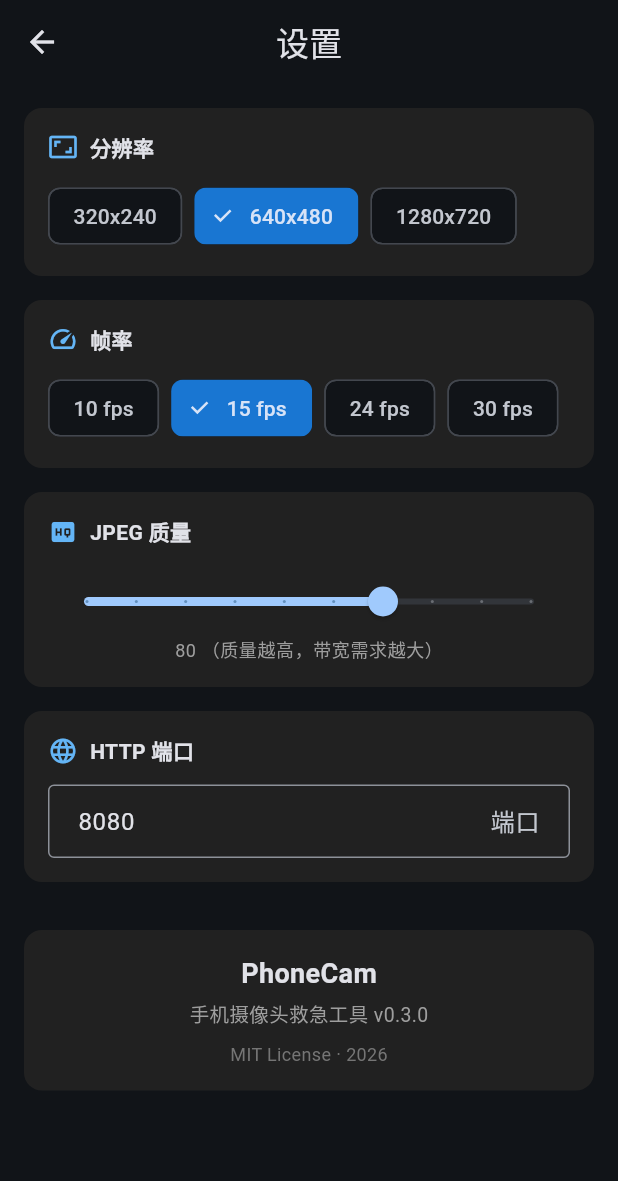
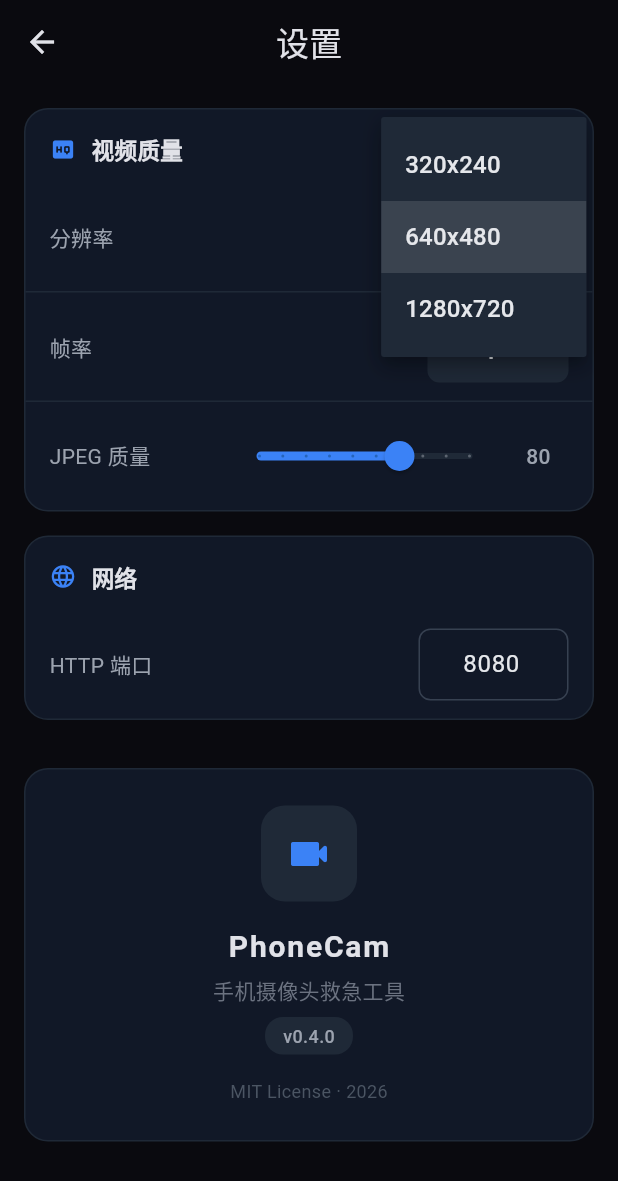
Before and after one commit to 23dzlqhu1/phonecam, a Flutter app: the SettingsPage screen opened directly, after a tap on "640x480", on a phone screen of 412 x 824 dp. Shown: the top 1181 px of the screen. Run offline on Flutter 3.47's test engine with Material 3 defaults, Android fonts, the phone set to English and light mode, and no system bars; our stand-ins replace camera, multicast_dns.

Commit message:
style: 优化 UI 设计
手机端:
- home_page.dart: 深色主题、圆形状态指示器、渐变动效
- settings_page.dart: 卡片式设置项、滑块优化、关于页面

电脑端:
- gui.py: 深色主题、状态指示灯、简洁布局

设计风格:
- 深色背景 (#0a0a0f)
- 蓝色主色调 (#3b82f6)
- 圆角卡片、无边框按钮
- 简洁现代的视觉风格

```diff
--- a/phone/lib/ui/home_page.dart
+++ b/phone/lib/ui/home_page.dart
@@ -1,7 +1,7 @@
 import 'package:flutter/material.dart';
 import 'settings_page.dart';
 
-/// 主页面
+/// 主页面 - 简洁现代设计
 class HomePage extends StatefulWidget {
   final VoidCallback onStartStreaming;
   final VoidCallback onStopStreaming;
@@ -34,7 +34,7 @@
     super.initState();
     _pulseController = AnimationController(
       vsync: this,
-      duration: const Duration(seconds: 1),
+      duration: const Duration(seconds: 2),
     )..repeat(reverse: true);
   }
 
@@ -47,12 +47,21 @@
   @override
   Widget build(BuildContext context) {
     return Scaffold(
+      backgroundColor: const Color(0xFF0A0A0F),
       appBar: AppBar(
-        title: const Text('PhoneCam'),
+        backgroundColor: Colors.transparent,
+        elevation: 0,
+        title: const Text(
+          'PhoneCam',
+          style: TextStyle(
+            fontWeight: FontWeight.w600,
+            letterSpacing: 1.2,
+          ),
+        ),
         centerTitle: true,
         actions: [
           IconButton(
-            icon: const Icon(Icons.settings),
+            icon: const Icon(Icons.settings_outlined),
             onPressed: () {
               Navigator.push(
                 context,
@@ -68,37 +77,23 @@
           child: Column(
             children: [
               const Spacer(flex: 1),
-
-              // 推流状态指示
               _buildStatusIndicator(),
-
-              const SizedBox(height: 32),
-
-              // 主按钮
+              const SizedBox(height: 40),
               _buildStreamButton(),
-
               const SizedBox(height: 24),
-
-              // 服务器地址
               if (widget.serverUrl != null) _buildUrlCard(),
-
               const SizedBox(height: 16),
-
-              // 连接数
               if (widget.isStreaming)
                 Text(
-                  '连接设备: ${widget.clientCount}',
-                  style: Theme.of(context).textTheme.bodyMedium?.copyWith(
-                    color: Colors.grey,
+                  '${widget.clientCount} 台设备已连接',
+                  style: const TextStyle(
+                    color: Color(0xFF6B7280),
+                    fontSize: 14,
                   ),
                 ),
-
               const Spacer(flex: 2),
-
-              // 底部提示
               _buildTip(),
-
-              const SizedBox(height: 16),
+              const SizedBox(height: 24),
             ],
           ),
         ),
@@ -110,41 +105,61 @@
     final isStreaming = widget.isStreaming;
     return Column(
       children: [
-        // 动画圆圈
         AnimatedBuilder(
           animation: _pulseController,
           builder: (context, child) {
-            final scale = isStreaming ? 1.0 + _pulseController.value * 0.05 : 1.0;
-            return Transform.scale(
-              scale: scale,
-              child: Container(
-                width: 120,
-                height: 120,
-                decoration: BoxDecoration(
-                  shape: BoxShape.circle,
+            final opacity = isStreaming
+                ? 0.3 + _pulseController.value * 0.2
+                : 0.1;
+            return Container(
+              width: 140,
+              height: 140,
+              decoration: BoxDecoration(
+                shape: BoxShape.circle,
+                gradient: RadialGradient(
+                  colors: [
+                    (isStreaming ? Colors.red : Colors.grey).withOpacity(opacity),
+                    Colors.transparent,
+                  ],
+                ),
+                border: Border.all(
                   color: isStreaming
-                      ? Colors.red.withOpacity(0.15)
-                      : Colors.grey.withOpacity(0.1),
-                  border: Border.all(
-                    color: isStreaming ? Colors.red : Colors.grey.shade600,
-                    width: 3,
+                      ? const Color(0xFFEF4444)
+                      : const Color(0xFF374151),
+                  width: 2,
+                ),
+              ),
+              child: Center(
+                child: Container(
+                  width: 100,
+                  height: 100,
+                  decoration: BoxDecoration(
+                    shape: BoxShape.circle,
+                    color: isStreaming
+                        ? const Color(0xFFEF4444).withOpacity(0.15)
+                        : const Color(0xFF1F2937),
                   ),
-                ),
-                child: Icon(
-                  isStreaming ? Icons.videocam : Icons.videocam_off,
-                  size: 48,
-                  color: isStreaming ? Colors.red : Colors.grey,
+                  child: Icon(
+                    isStreaming ? Icons.videocam_rounded : Icons.videocam_off_rounded,
+                    size: 44,
+                    color: isStreaming
+                        ? const Color(0xFFEF4444)
+                        : const Color(0xFF6B7280),
+                  ),
                 ),
               ),
             );
           },
         ),
-        const SizedBox(height: 16),
+        const SizedBox(height: 20),
         Text(
           widget.statusText,
-          style: Theme.of(context).textTheme.titleMedium?.copyWith(
-            color: isStreaming ? Colors.red : Colors.grey,
+          style: TextStyle(
+            fontSize: 16,
             fontWeight: FontWeight.w500,
+            color: isStreaming
+                ? const Color(0xFFEF4444)
+                : const Color(0xFF9CA3AF),
           ),
         ),
       ],
@@ -152,21 +167,43 @@
   }
 
   Widget _buildStreamButton() {
+    final isStreaming = widget.isStreaming;
     return SizedBox(
       width: double.infinity,
       height: 56,
-      child: FilledButton.icon(
+      child: ElevatedButton(
         onPressed: widget.isCameraReady
-            ? (widget.isStreaming ? widget.onStopStreaming : widget.onStartStreaming)
+            ? (isStreaming ? widget.onStopStreaming : widget.onStartStreaming)
             : null,
-        icon: Icon(widget.isStreaming ? Icons.stop : Icons.play_arrow, size: 28),
-        label: Text(
-          widget.isStreaming ? '停止推流' : '开始推流',
-          style: const TextStyle(fontSize: 18),
+        style: ElevatedButton.styleFrom(
+          backgroundColor: isStreaming
+              ? const Color(0xFF1F2937)
+              : const Color(0xFF3B82F6),
+          foregroundColor: Colors.white,
+          shape: RoundedRectangleBorder(
+            borderRadius: BorderRadius.circular(16),
+            side: isStreaming
+                ? const BorderSide(color: Color(0xFF374151))
+                : BorderSide.none,
+          ),
+          elevation: 0,
         ),
-        style: FilledButton.styleFrom(
-          backgroundColor: widget.isStreaming ? Colors.red : null,
-          shape: RoundedRectangleBorder(borderRadius: BorderRadius.circular(16)),
+        child: Row(
+          mainAxisAlignment: MainAxisAlignment.center,
+          children: [
+            Icon(
+              isStreaming ? Icons.stop_rounded : Icons.play_arrow_rounded,
+              size: 24,
+            ),
+            const SizedBox(width: 8),
+            Text(
+              isStreaming ? '停止推流' : '开始推流',
+              style: const TextStyle(
+                fontSize: 16,
+                fontWeight: FontWeight.w600,
+              ),
+            ),
+          ],
         ),
       ),
     );
@@ -175,26 +212,37 @@
   Widget _buildUrlCard() {
     return Container(
       width: double.infinity,
-      padding: const EdgeInsets.symmetric(horizontal: 20, vertical: 14),
+      padding: const EdgeInsets.all(16),
       decoration: BoxDecoration(
-        color: Colors.grey.shade900,
+        color: const Color(0xFF111827),
         borderRadius: BorderRadius.circular(12),
-        border: Border.all(color: Colors.greenAccent.withOpacity(0.3)),
+        border: Border.all(color: const Color(0xFF1F2937)),
       ),
       child: Column(
         crossAxisAlignment: CrossAxisAlignment.start,
         children: [
-          const Text(
-            '推流地址',
-            style: TextStyle(color: Colors.grey, fontSize: 12),
+          const Row(
+            children: [
+              Icon(Icons.link_rounded, size: 16, color: Color(0xFF6B7280)),
+              SizedBox(width: 8),
+              Text(
+                '推流地址',
+                style: TextStyle(
+                  color: Color(0xFF6B7280),
+                  fontSize: 12,
+                  fontWeight: FontWeight.w500,
+                ),
+              ),
+            ],
           ),
-          const SizedBox(height: 4),
+          const SizedBox(height: 8),
           Text(
             widget.serverUrl!,
             style: const TextStyle(
-              fontFamily: 'monospace',
+              fontFamily: 'JetBrains Mono',
               fontSize: 14,
-              color: Colors.greenAccent,
+              color: Color(0xFF10B981),
+              fontWeight: FontWeight.w500,
             ),
           ),
         ],
@@ -206,17 +254,21 @@
     return Container(
       padding: const EdgeInsets.all(16),
       decoration: BoxDecoration(
-        color: Colors.blue.withOpacity(0.1),
+        color: const Color(0xFF111827),
         borderRadius: BorderRadius.circular(12),
+        border: Border.all(color: const Color(0xFF1F2937)),
       ),
-      child: Row(
+      child: const Row(
         children: [
-          Icon(Icons.info_outline, color: Colors.blue.shade300, size: 20),
-          const SizedBox(width: 12),
+          Icon(Icons.info_outline_rounded, color: Color(0xFF3B82F6), size: 20),
+          SizedBox(width: 12),
           Expanded(
             child: Text(
               '电脑端运行 python phonecam.py 即可自动连接',
-              style: TextStyle(color: Colors.blue.shade200, fontSize: 13),
+              style: TextStyle(
+                color: Color(0xFF9CA3AF),
+                fontSize: 13,
+              ),
             ),
           ),
         ],
--- a/phone/lib/ui/settings_page.dart
+++ b/phone/lib/ui/settings_page.dart
@@ -1,6 +1,6 @@
 import 'package:flutter/material.dart';
 
-/// 设置页面
+/// 设置页面 - 简洁现代设计
 class SettingsPage extends StatefulWidget {
   const SettingsPage({super.key});
 
@@ -17,78 +17,105 @@
   @override
   Widget build(BuildContext context) {
     return Scaffold(
+      backgroundColor: const Color(0xFF0A0A0F),
       appBar: AppBar(
+        backgroundColor: Colors.transparent,
+        elevation: 0,
         title: const Text('设置'),
         centerTitle: true,
       ),
       body: ListView(
         padding: const EdgeInsets.all(16),
         children: [
-          // 分辨率
           _buildSection(
-            title: '分辨率',
-            icon: Icons.aspect_ratio,
-            child: _buildChoiceChip(
-              options: ['320x240', '640x480', '1280x720'],
-              selected: _resolution,
-              onSelected: (v) => setState(() => _resolution = v),
+            title: '视频质量',
+            icon: Icons.high_quality_rounded,
+            child: Column(
+              children: [
+                _buildSettingRow(
+                  label: '分辨率',
+                  child: _buildDropdown(
+                    value: _resolution,
+                    items: ['320x240', '640x480', '1280x720'],
+                    onChanged: (v) => setState(() => _resolution = v!),
                   ),
                 ),
-
-          const SizedBox(height: 16),
-
-          // 帧率
-          _buildSection(
-            title: '帧率',
-            icon: Icons.speed,
-            child: _buildChoiceChip(
-              options: ['10', '15', '24', '30'],
-              selected: '$_fps',
+                const Divider(color: Color(0xFF1F2937), height: 1),
+                _buildSettingRow(
+                  label: '帧率',
+                  child: _buildDropdown(
+                    value: '$_fps',
+                    items: ['10', '15', '24', '30'],
                     labelBuilder: (v) => '$v fps',
-              onSelected: (v) => setState(() => _fps = int.parse(v)),
+                    onChanged: (v) => setState(() => _fps = int.parse(v!)),
                   ),
                 ),
-
-          const SizedBox(height: 16),
-
-          // JPEG 质量
-          _buildSection(
-            title: 'JPEG 质量',
-            icon: Icons.high_quality,
-            child: Column(
+                const Divider(color: Color(0xFF1F2937), height: 1),
+                _buildSettingRow(
+                  label: 'JPEG 质量',
+                  child: Row(
                     children: [
-                Slider(
+                      Expanded(
+                        child: SliderTheme(
+                          data: SliderTheme.of(context).copyWith(
+                            activeTrackColor: const Color(0xFF3B82F6),
+                            inactiveTrackColor: const Color(0xFF1F2937),
+                            thumbColor: const Color(0xFF3B82F6),
+                            overlayColor: const Color(0xFF3B82F6).withOpacity(0.2),
+                          ),
+                          child: Slider(
                             value: _jpegQuality.toDouble(),
                             min: 50,
                             max: 95,
                             divisions: 9,
-                  label: '$_jpegQuality',
                             onChanged: (v) => setState(() => _jpegQuality = v.round()),
                           ),
-                Text(
-                  '$_jpegQuality （质量越高，带宽需求越大）',
-                  style: Theme.of(context).textTheme.bodySmall?.copyWith(
-                    color: Colors.grey,
+                        ),
+                      ),
+                      SizedBox(
+                        width: 40,
+                        child: Text(
+                          '$_jpegQuality',
+                          textAlign: TextAlign.center,
+                          style: const TextStyle(
+                            color: Color(0xFF9CA3AF),
+                            fontWeight: FontWeight.w500,
+                          ),
                         ),
                       ),
                     ],
                   ),
                 ),
-
+              ],
+            ),
+          ),
           const SizedBox(height: 16),
-
-          // 端口
           _buildSection(
-            title: 'HTTP 端口',
-            icon: Icons.language,
+            title: '网络',
+            icon: Icons.language_rounded,
+            child: _buildSettingRow(
+              label: 'HTTP 端口',
+              child: SizedBox(
+                width: 100,
                 child: TextField(
                   controller: TextEditingController(text: '$_port'),
                   keyboardType: TextInputType.number,
+                  textAlign: TextAlign.center,
+                  style: const TextStyle(color: Color(0xFFE5E7EB)),
                   decoration: InputDecoration(
-                border: const OutlineInputBorder(),
-                hintText: '默认 8080',
-                suffixText: '端口',
-                contentPadding: const EdgeInsets.symmetric(horizontal: 16, vertical: 12),
+                    contentPadding: const EdgeInsets.symmetric(horizontal: 12, vertical: 8),
+                    border: OutlineInputBorder(
+                      borderRadius: BorderRadius.circular(8),
+                      borderSide: const BorderSide(color: Color(0xFF374151)),
+                    ),
+                    enabledBorder: OutlineInputBorder(
+                      borderRadius: BorderRadius.circular(8),
+                      borderSide: const BorderSide(color: Color(0xFF374151)),
+                    ),
+                    focusedBorder: OutlineInputBorder(
+                      borderRadius: BorderRadius.circular(8),
+                      borderSide: const BorderSide(color: Color(0xFF3B82F6)),
+                    ),
                   ),
                   onChanged: (v) {
                     final p = int.tryParse(v);
@@ -98,35 +125,10 @@
                   },
                 ),
               ),
-
-          const SizedBox(height: 32),
-
-          // 关于
-          Container(
-            padding: const EdgeInsets.all(16),
-            decoration: BoxDecoration(
-              color: Colors.grey.shade900,
-              borderRadius: BorderRadius.circular(12),
-            ),
-            child: Column(
-              children: [
-                const Text(
-                  'PhoneCam',
-                  style: TextStyle(fontSize: 18, fontWeight: FontWeight.bold),
-                ),
-                const SizedBox(height: 4),
-                Text(
-                  '手机摄像头救急工具 v0.3.0',
-                  style: TextStyle(color: Colors.grey.shade500, fontSize: 13),
-                ),
-                const SizedBox(height: 8),
-                Text(
-                  'MIT License · 2026',
-                  style: TextStyle(color: Colors.grey.shade600, fontSize: 12),
-                ),
-              ],
             ),
           ),
+          const SizedBox(height: 32),
+          _buildAboutSection(),
         ],
       ),
     );
@@ -138,45 +140,152 @@
     required Widget child,
   }) {
     return Container(
-      padding: const EdgeInsets.all(16),
       decoration: BoxDecoration(
-        color: Colors.grey.shade900,
-        borderRadius: BorderRadius.circular(12),
+        color: const Color(0xFF111827),
+        borderRadius: BorderRadius.circular(16),
+        border: Border.all(color: const Color(0xFF1F2937)),
       ),
       child: Column(
         crossAxisAlignment: CrossAxisAlignment.start,
         children: [
-          Row(
+          Padding(
+            padding: const EdgeInsets.fromLTRB(16, 16, 16, 12),
+            child: Row(
               children: [
-              Icon(icon, size: 20, color: Colors.blue.shade300),
-              const SizedBox(width: 8),
-              Text(title, style: const TextStyle(fontWeight: FontWeight.w600)),
+                Icon(icon, size: 18, color: const Color(0xFF3B82F6)),
+                const SizedBox(width: 10),
+                Text(
+                  title,
+                  style: const TextStyle(
+                    fontWeight: FontWeight.w600,
+                    fontSize: 15,
+                  ),
+                ),
               ],
             ),
-          const SizedBox(height: 12),
+          ),
           child,
         ],
       ),
     );
   }
 
-  Widget _buildChoiceChip({
-    required List<String> options,
-    required String selected,
+  Widget _buildSettingRow({required String label, required Widget child}) {
+    return Padding(
+      padding: const EdgeInsets.symmetric(horizontal: 16, vertical: 12),
+      child: Row(
+        mainAxisAlignment: MainAxisAlignment.spaceBetween,
+        children: [
+          Text(
+            label,
+            style: const TextStyle(
+              color: Color(0xFF9CA3AF),
+              fontSize: 14,
+            ),
+          ),
+          child,
+        ],
+      ),
+    );
+  }
+
+  Widget _buildDropdown({
+    required String value,
+    required List<String> items,
     String Function(String)? labelBuilder,
-    required ValueChanged<String> onSelected,
+    required ValueChanged<String?> onChanged,
   }) {
-    return Wrap(
-      spacing: 8,
-      children: options.map((option) {
-        final isSelected = option == selected;
-        return ChoiceChip(
-          label: Text(labelBuilder != null ? labelBuilder(option) : option),
-          selected: isSelected,
-          onSelected: (_) => onSelected(option),
-          selectedColor: Colors.blue.shade700,
+    return Container(
+      padding: const EdgeInsets.symmetric(horizontal: 12),
+      decoration: BoxDecoration(
+        color: const Color(0xFF1F2937),
+        borderRadius: BorderRadius.circular(8),
+      ),
+      child: DropdownButton<String>(
+        value: value,
+        items: items.map((item) {
+          return DropdownMenuItem(
+            value: item,
+            child: Text(
+              labelBuilder != null ? labelBuilder(item) : item,
+              style: const TextStyle(color: Color(0xFFE5E7EB)),
+            ),
           );
         }).toList(),
+        onChanged: onChanged,
+        underline: const SizedBox(),
+        dropdownColor: const Color(0xFF1F2937),
+        icon: const Icon(Icons.arrow_drop_down_rounded, color: Color(0xFF6B7280)),
+      ),
+    );
+  }
+
+  Widget _buildAboutSection() {
+    return Container(
+      padding: const EdgeInsets.all(24),
+      decoration: BoxDecoration(
+        color: const Color(0xFF111827),
+        borderRadius: BorderRadius.circular(16),
+        border: Border.all(color: const Color(0xFF1F2937)),
+      ),
+      child: Column(
+        children: [
+          Container(
+            width: 64,
+            height: 64,
+            decoration: BoxDecoration(
+              color: const Color(0xFF1F2937),
+              borderRadius: BorderRadius.circular(16),
+            ),
+            child: const Icon(
+              Icons.videocam_rounded,
+              size: 32,
+              color: Color(0xFF3B82F6),
+            ),
+          ),
+          const SizedBox(height: 16),
+          const Text(
+            'PhoneCam',
+            style: TextStyle(
+              fontSize: 20,
+              fontWeight: FontWeight.w700,
+              letterSpacing: 1.2,
+            ),
+          ),
+          const SizedBox(height: 4),
+          const Text(
+            '手机摄像头救急工具',
+            style: TextStyle(
+              color: Color(0xFF6B7280),
+              fontSize: 14,
+            ),
+          ),
+          const SizedBox(height: 8),
+          Container(
+            padding: const EdgeInsets.symmetric(horizontal: 12, vertical: 4),
+            decoration: BoxDecoration(
+              color: const Color(0xFF1F2937),
+              borderRadius: BorderRadius.circular(12),
+            ),
+            child: const Text(
+              'v0.4.0',
+              style: TextStyle(
+                color: Color(0xFF9CA3AF),
+                fontSize: 12,
+                fontWeight: FontWeight.w500,
+              ),
+            ),
+          ),
+          const SizedBox(height: 16),
+          const Text(
+            'MIT License · 2026',
+            style: TextStyle(
+              color: Color(0xFF4B5563),
+              fontSize: 12,
+            ),
+          ),
+        ],
+      ),
     );
   }
 }
```
Also changed, not shown: 5 other files. Lines whose indentation alone changed are shown as unchanged.
